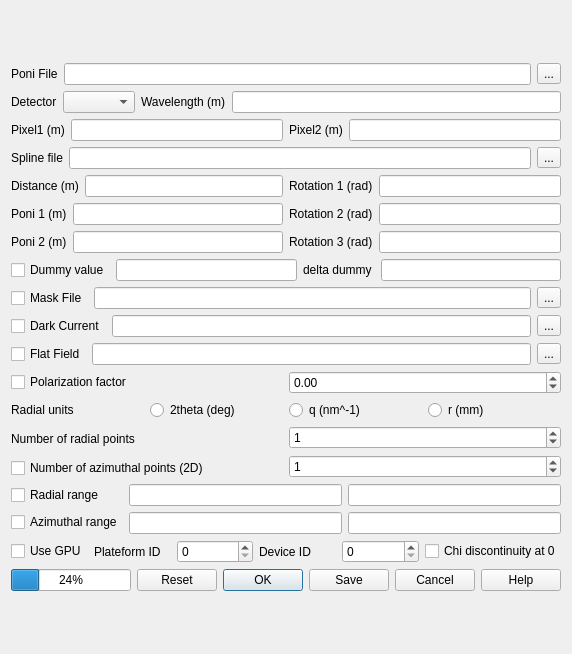
The window that gui/integration.ui (silx-kit/pyFAI) describes before a commit, drawn with Qt 5.
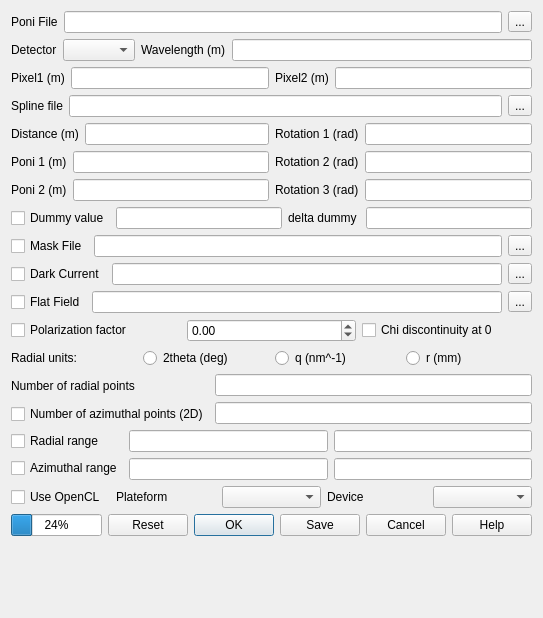
The same window after the commit.

Commit message: undo spinboxes for integers ... no added value

Diff of the .ui file:
```diff
--- a/gui/integration.ui
+++ b/gui/integration.ui
@@ -7,16 +7,16 @@
    <rect>
     <x>0</x>
     <y>0</y>
-    <width>572</width>
-    <height>654</height>
+    <width>539</width>
+    <height>618</height>
    </rect>
   </property>
   <property name="windowTitle">
    <string>PyFAI</string>
   </property>
-  <layout class="QVBoxLayout" name="verticalLayout_12">
-   <item>
-    <layout class="QVBoxLayout" name="verticalLayout_11">
+  <layout class="QFormLayout" name="formLayout">
+   <item row="0" column="0">
+    <layout class="QVBoxLayout" name="verticalLayout">
      <item>
       <layout class="QHBoxLayout" name="horizontalLayout_10">
        <item>
@@ -262,8 +262,6 @@
       </layout>
      </item>
      <item>
-      <layout class="QVBoxLayout" name="verticalLayout">
-       <item>
         <layout class="QHBoxLayout" name="horizontalLayout">
          <item>
           <widget class="QCheckBox" name="do_dummy">
@@ -413,7 +411,15 @@
            </property>
           </widget>
          </item>
-        </layout>
+       <item>
+        <widget class="QCheckBox" name="chi_discontinuity_at_0">
+         <property name="toolTip">
+          <string>if unset, the discontinuity is at 180°</string>
+         </property>
+         <property name="text">
+          <string>Chi discontinuity at 0</string>
+         </property>
+        </widget>
        </item>
       </layout>
      </item>
@@ -422,7 +428,7 @@
        <item>
         <widget class="QLabel" name="label_10">
          <property name="text">
-          <string>Radial units</string>
+          <string>Radial units:</string>
          </property>
         </widget>
        </item>
@@ -467,8 +473,6 @@
        </item>
       </layout>
      </item>
-     <item>
-      <layout class="QVBoxLayout" name="verticalLayout_10">
        <item>
         <layout class="QHBoxLayout" name="horizontalLayout_21">
          <item>
@@ -495,24 +499,10 @@
          <item>
           <layout class="QVBoxLayout" name="verticalLayout_9">
            <item>
-            <widget class="QSpinBox" name="rad_pt">
-             <property name="maximum">
-              <number>9999</number>
-             </property>
-             <property name="value">
-              <number>1</number>
-             </property>
-            </widget>
+          <widget class="QLineEdit" name="rad_pt"/>
            </item>
            <item>
-            <widget class="QSpinBox" name="azim_pt">
-             <property name="maximum">
-              <number>9999</number>
-             </property>
-             <property name="value">
-              <number>1</number>
-             </property>
-            </widget>
+          <widget class="QLineEdit" name="azim_pt"/>
            </item>
           </layout>
          </item>
@@ -541,22 +531,36 @@
          <item>
           <layout class="QVBoxLayout" name="verticalLayout_6">
            <item>
-            <widget class="QLineEdit" name="lineEdit"/>
+          <widget class="QLineEdit" name="radial_range_min">
+           <property name="toolTip">
+            <string>Lower radial bound</string>
+           </property>
+          </widget>
            </item>
            <item>
-            <widget class="QLineEdit" name="lineEdit_3"/>
+          <widget class="QLineEdit" name="azimuth_range_min">
+           <property name="toolTip">
+            <string>Lower azimuthal bound</string>
+           </property>
+          </widget>
            </item>
           </layout>
          </item>
          <item>
           <layout class="QVBoxLayout" name="verticalLayout_5">
            <item>
-            <widget class="QLineEdit" name="lineEdit_2"/>
+          <widget class="QLineEdit" name="radial_range_max">
+           <property name="toolTip">
+            <string>upper radial bound</string>
+           </property>
+          </widget>
            </item>
            <item>
-            <widget class="QLineEdit" name="lineEdit_4"/>
-           </item>
-          </layout>
+          <widget class="QLineEdit" name="azimuth_range_max">
+           <property name="toolTip">
+            <string>Upper azimuthal bound</string>
+           </property>
+          </widget>
          </item>
         </layout>
        </item>
@@ -567,34 +571,35 @@
        <item>
         <widget class="QCheckBox" name="checkBox_3">
          <property name="text">
-          <string>Use GPU</string>
+          <string>Use OpenCL</string>
          </property>
         </widget>
        </item>
        <item>
         <widget class="QLabel" name="label_16">
          <property name="text">
-          <string>Plateform ID</string>
+          <string>Plateform</string>
          </property>
         </widget>
        </item>
        <item>
-        <widget class="QSpinBox" name="spinBox"/>
+        <widget class="QComboBox" name="platform">
+         <property name="toolTip">
+          <string>OpenCL platform</string>
+         </property>
+        </widget>
        </item>
        <item>
         <widget class="QLabel" name="label_17">
          <property name="text">
-          <string>Device ID</string>
+          <string>Device</string>
          </property>
         </widget>
        </item>
        <item>
-        <widget class="QSpinBox" name="spinBox_2"/>
-       </item>
-       <item>
-        <widget class="QCheckBox" name="checkBox_4">
-         <property name="text">
-          <string>Chi discontinuity at 0</string>
+        <widget class="QComboBox" name="device">
+         <property name="toolTip">
+          <string>device name</string>
          </property>
         </widget>
        </item>
```
Left out of the diff: 15 changed lines with no effect on the pictures. Lines whose indentation alone changed are shown as unchanged.
